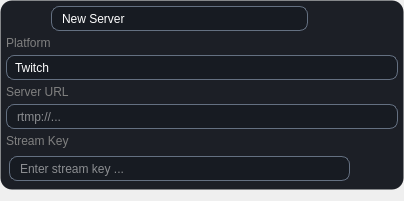
This is streamserverwidget.ui in drillarium/FrameFlow as Qt 5 draws it before an edit. The edited form follows.
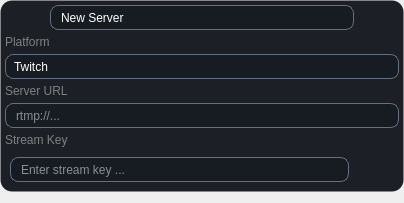
This is the edited form. Icons and pictures are not drawn. Custom widgets are drawn as their Qt base class.

Diff of the .ui file:
```diff
--- a/streamserverwidget.ui
+++ b/streamserverwidget.ui
@@ -7,7 +7,7 @@
     <x>0</x>
     <y>0</y>
     <width>404</width>
-    <height>201</height>
+    <height>203</height>
    </rect>
   </property>
   <property name="windowTitle">
@@ -106,19 +106,19 @@
        <number>5</number>
       </property>
       <property name="leftMargin">
-       <number>6</number>
+       <number>5</number>
       </property>
       <property name="topMargin">
-       <number>6</number>
+       <number>5</number>
       </property>
       <property name="rightMargin">
-       <number>6</number>
+       <number>5</number>
       </property>
       <property name="bottomMargin">
-       <number>6</number>
+       <number>5</number>
       </property>
       <item>
-       <widget class="QWidget" name="horizontalWidget" native="true">
+       <widget class="QWidget" name="horizontalWidget_2" native="true">
         <property name="sizePolicy">
          <sizepolicy hsizetype="Preferred" vsizetype="Fixed">
           <horstretch>0</horstretch>
@@ -179,32 +179,6 @@
            </property>
           </widget>
          </item>
-         <item>
-          <widget class="QPushButton" name="saveButton">
-           <property name="cursor">
-            <cursorShape>PointingHandCursor</cursorShape>
-           </property>
-           <property name="toolTip">
-            <string>Save changes</string>
-           </property>
-           <property name="text">
-            <string/>
-           </property>
-           <property name="icon">
-            <iconset resource="frameflow.qrc">
-             <normaloff>:/FrameFlow/save.svg</normaloff>:/FrameFlow/save.svg</iconset>
-           </property>
-           <property name="iconSize">
-            <size>
-             <width>24</width>
-             <height>24</height>
-            </size>
-           </property>
-           <property name="flat">
-            <bool>true</bool>
-           </property>
-          </widget>
-         </item>
          <item>
           <widget class="QPushButton" name="removeButton">
            <property name="cursor">
@@ -328,16 +302,16 @@
           <number>5</number>
          </property>
          <property name="leftMargin">
-          <number>3</number>
+          <number>5</number>
          </property>
          <property name="topMargin">
-          <number>3</number>
+          <number>5</number>
          </property>
          <property name="rightMargin">
-          <number>3</number>
+          <number>5</number>
          </property>
          <property name="bottomMargin">
-          <number>3</number>
+          <number>5</number>
          </property>
          <item>
           <widget class="QLineEdit" name="streamKeyLineEdit">
@@ -353,6 +327,9 @@
              <height>25</height>
             </size>
            </property>
+           <property name="echoMode">
+            <enum>QLineEdit::EchoMode::Password</enum>
+           </property>
            <property name="placeholderText">
             <string>Enter stream key ...</string>
            </property>
@@ -382,6 +359,9 @@
             <iconset resource="frameflow.qrc">
              <normaloff>:/FrameFlow/eye.svg</normaloff>:/FrameFlow/eye.svg</iconset>
            </property>
+           <property name="checkable">
+            <bool>true</bool>
+           </property>
            <property name="flat">
             <bool>true</bool>
            </property>
```
Left out of the diff: 56 changed lines with no effect on the pictures.
